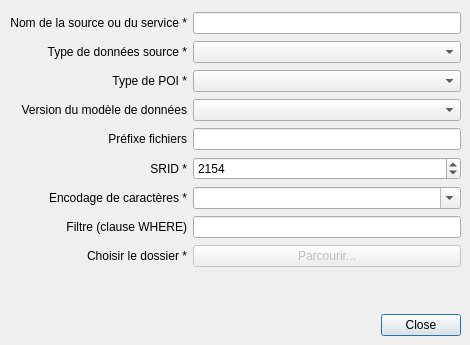
datagistips/territoires-ville.TempusAccess, file forms/Ui_import_poi_dialog.ui: the form before one commit.
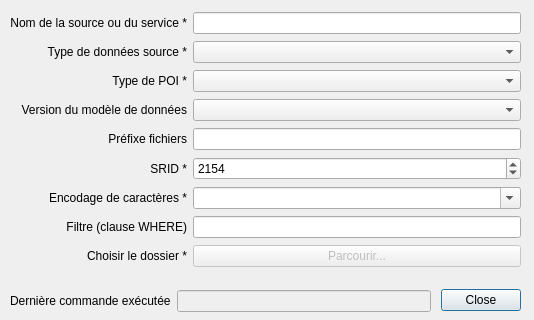
The form after the commit.

The edit to the form file:
```diff
--- a/forms/Ui_import_poi_dialog.ui
+++ b/forms/Ui_import_poi_dialog.ui
@@ -6,8 +6,8 @@
    <rect>
     <x>0</x>
     <y>0</y>
-    <width>470</width>
-    <height>345</height>
+    <width>534</width>
+    <height>320</height>
    </rect>
   </property>
   <property name="windowTitle">
@@ -16,10 +16,10 @@
   <widget class="QDialogButtonBox" name="buttonBox">
    <property name="geometry">
     <rect>
-     <x>380</x>
-     <y>310</y>
+     <x>440</x>
+     <y>280</y>
      <width>81</width>
-     <height>31</height>
+     <height>41</height>
     </rect>
    </property>
    <property name="standardButtons">
@@ -31,7 +31,7 @@
     <rect>
      <x>10</x>
      <y>11</y>
-     <width>451</width>
+     <width>511</width>
      <height>261</height>
     </rect>
    </property>
@@ -191,6 +191,32 @@
     </item>
    </layout>
   </widget>
+  <widget class="QWidget" name="layoutWidget_2">
+   <property name="geometry">
+    <rect>
+     <x>10</x>
+     <y>290</y>
+     <width>421</width>
+     <height>22</height>
+    </rect>
+   </property>
+   <layout class="QHBoxLayout" name="horizontalLayout">
+    <item>
+     <widget class="QLabel" name="label_8">
+      <property name="text">
+       <string>Dernière commande exécutée</string>
+      </property>
+     </widget>
+    </item>
+    <item>
+     <widget class="QLineEdit" name="lineEditCommand">
+      <property name="enabled">
+       <bool>false</bool>
+      </property>
+     </widget>
+    </item>
+   </layout>
+  </widget>
  </widget>
  <resources/>
  <connections>
```
